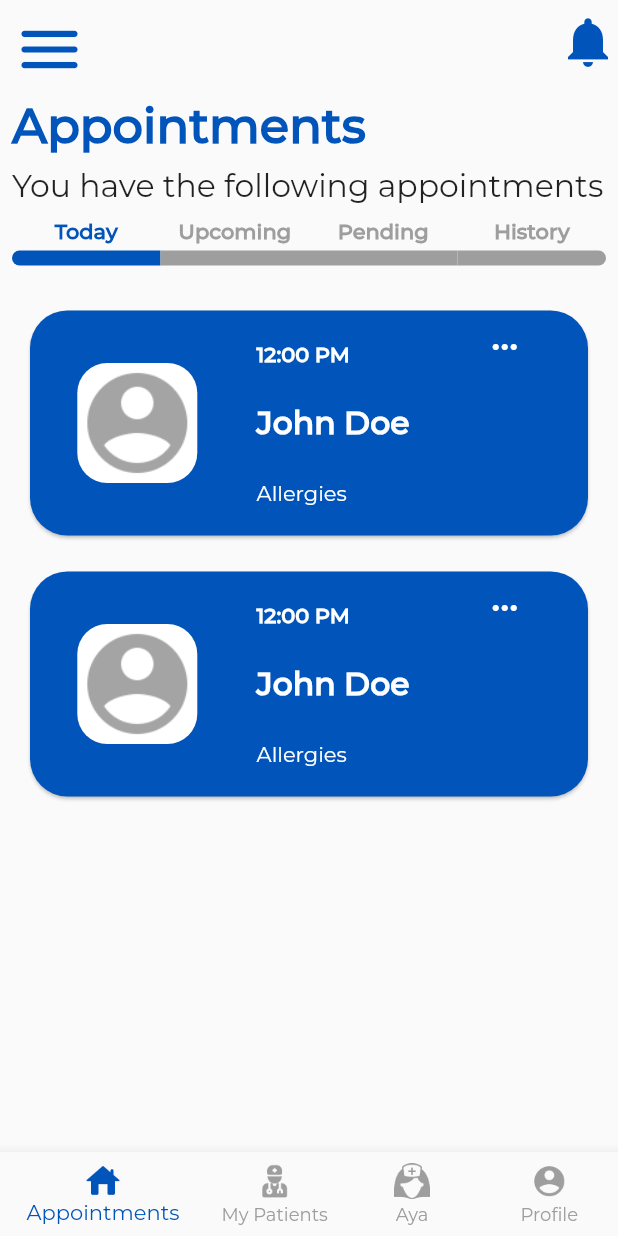
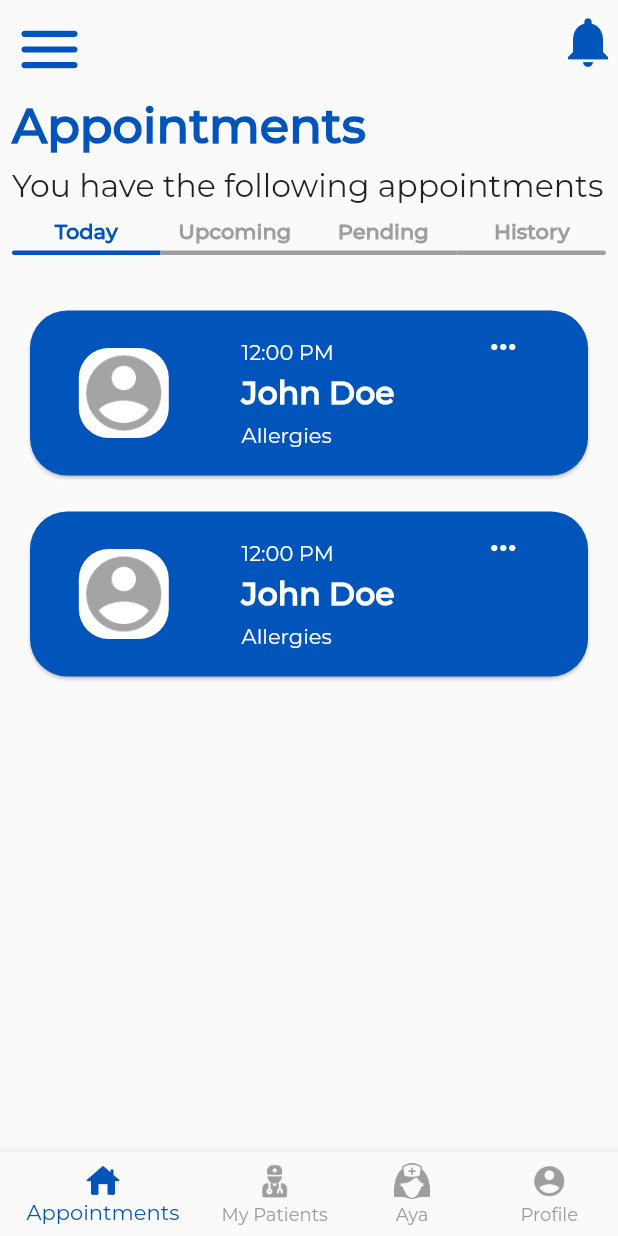
Before and after one commit to MyDaktari/MyDaktari-Mobile-App, a Flutter app: the screen it shows after launch, after a tap on "I am a Doctor", on a phone screen of 412 x 824 dp. Run offline on Flutter 3.47's test engine with Material 2 defaults, Android fonts, the phone set to English and light mode, and no system bars; our stand-ins replace calendar_date_picker2, equatable, flutter_bloc, flutter_svg.

Commit message:
fixed patient cards sizes

```diff
--- a/lib/presentations/home/views/appointments/patient_appointments.dart
+++ b/lib/presentations/home/views/appointments/patient_appointments.dart
@@ -33,7 +33,7 @@ class PatientAppointment extends StatelessWidget {
             height: 5,
           ),
           Container(
-            height: 10,
+            height: 3,
             decoration: BoxDecoration(
                 color: tabValue == index ? primaryColor : Colors.grey,
                 borderRadius: BorderRadius.horizontal(
@@ -125,21 +125,21 @@ class AppointmentList extends StatelessWidget {
                   borderRadius: BorderRadius.circular(25)),
               color: primaryColor,
               child: SizedBox(
-                height: 150,
+                height: 110,
                 width: double.infinity,
                 child: Row(
                   mainAxisAlignment: MainAxisAlignment.spaceEvenly,
                   children: [
                     Container(
-                      height: 80,
-                      width: 80,
+                      height: 60,
+                      width: 60,
                       decoration: BoxDecoration(
                           borderRadius: BorderRadius.circular(20),
                           color: Colors.white),
                       child: Image.asset('assets/images/male-user.png'),
                     ),
                     Padding(
-                      padding: const EdgeInsets.all(8.0),
+                      padding: const EdgeInsets.all(16.0),
                       child: Column(
                         mainAxisAlignment: MainAxisAlignment.spaceAround,
                         crossAxisAlignment: CrossAxisAlignment.start,
@@ -148,7 +148,7 @@ class AppointmentList extends StatelessWidget {
                             '12:00 PM',
                             style: TextStyle(
                                 color: Colors.white,
-                                fontWeight: FontWeight.bold),
+                                fontWeight: FontWeight.w100),
                           ),
                           const Text(
                             'John Doe',
@@ -172,6 +172,7 @@ class AppointmentList extends StatelessWidget {
                           onPressed: () {},
                           icon: Icon(
                             Icons.more_horiz,
+                            weight: 1,
                             color: Colors.white,
                           )),
                     )
```
